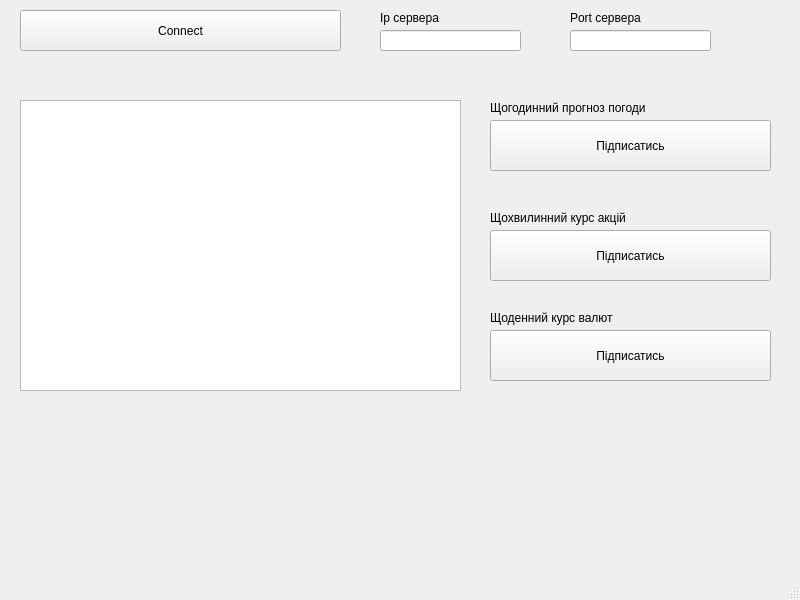
The window that client/client.ui (Chrustalov/BroadcastApp) describes before a commit, drawn with Qt 5.
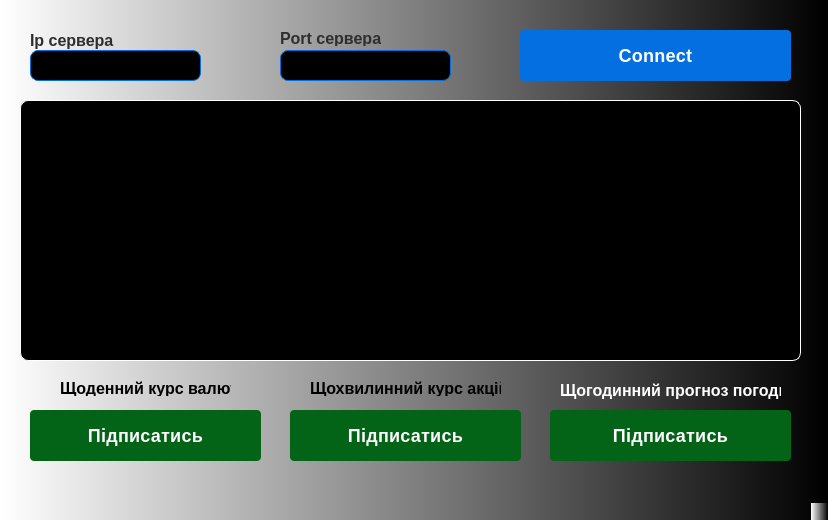
The same window after the commit.

Commit message: fix server and client, add design for client

Patch:
```diff
--- a/client/client.ui
+++ b/client/client.ui
@@ -6,23 +6,42 @@
    <rect>
     <x>0</x>
     <y>0</y>
-    <width>800</width>
-    <height>600</height>
+    <width>828</width>
+    <height>520</height>
    </rect>
   </property>
   <property name="windowTitle">
    <string>client</string>
   </property>
+  <property name="styleSheet">
+   <string notr="true">background: qlineargradient(spread:pad, x1:0, y1:0, x2:1, y2:0, stop:0 rgba(255, 255, 255, 255), stop:1 rgba(0, 0, 0, 255));
+</string>
+  </property>
   <widget class="QWidget" name="centralwidget">
    <widget class="QPushButton" name="connectServer">
     <property name="geometry">
      <rect>
-      <x>20</x>
-      <y>10</y>
-      <width>321</width>
-      <height>41</height>
+      <x>520</x>
+      <y>30</y>
+      <width>271</width>
+      <height>51</height>
      </rect>
     </property>
+    <property name="cursor">
+     <cursorShape>PointingHandCursor</cursorShape>
+    </property>
+    <property name="styleSheet">
+     <string notr="true">padding: 12px 24px;
+font-weight: 500;
+font-size: 18px;
+letter-spacing: 0.25px;
+border-radius: 4px;
+border: 0;
+text-decoration: none;
+color: #FFFFFF;
+background: #046FE0;
+</string>
+    </property>
     <property name="text">
      <string>Connect</string>
     </property>
@@ -30,12 +49,26 @@
    <widget class="QPushButton" name="pushButton">
     <property name="geometry">
      <rect>
-      <x>490</x>
-      <y>120</y>
-      <width>281</width>
+      <x>550</x>
+      <y>410</y>
+      <width>241</width>
       <height>51</height>
      </rect>
     </property>
+    <property name="cursor">
+     <cursorShape>PointingHandCursor</cursorShape>
+    </property>
+    <property name="styleSheet">
+     <string notr="true">padding: 12px 24px;
+font-weight: 500;
+font-size: 18px;
+letter-spacing: 0.25px;
+border-radius: 4px;
+border: 0;
+text-decoration: none;
+color: #FFFFFF;
+background: #036317;</string>
+    </property>
     <property name="text">
      <string>Підписатись</string>
     </property>
@@ -43,12 +76,26 @@
    <widget class="QPushButton" name="pushButton_2">
     <property name="geometry">
      <rect>
-      <x>490</x>
-      <y>230</y>
-      <width>281</width>
+      <x>290</x>
+      <y>410</y>
+      <width>231</width>
       <height>51</height>
      </rect>
     </property>
+    <property name="cursor">
+     <cursorShape>PointingHandCursor</cursorShape>
+    </property>
+    <property name="styleSheet">
+     <string notr="true">padding: 12px 24px;
+font-weight: 500;
+font-size: 18px;
+letter-spacing: 0.25px;
+border-radius: 4px;
+border: 0;
+text-decoration: none;
+color: #FFFFFF;
+background: #036317;</string>
+    </property>
     <property name="text">
      <string>Підписатись</string>
     </property>
@@ -56,12 +103,26 @@
    <widget class="QPushButton" name="pushButton_3">
     <property name="geometry">
      <rect>
-      <x>490</x>
-      <y>330</y>
-      <width>281</width>
+      <x>30</x>
+      <y>410</y>
+      <width>231</width>
       <height>51</height>
      </rect>
     </property>
+    <property name="cursor">
+     <cursorShape>PointingHandCursor</cursorShape>
+    </property>
+    <property name="styleSheet">
+     <string notr="true">padding: 12px 24px;
+font-weight: 500;
+font-size: 18px;
+letter-spacing: 0.25px;
+border-radius: 4px;
+border: 0;
+text-decoration: none;
+color: #FFFFFF;
+background: #036317;</string>
+    </property>
     <property name="text">
      <string>Підписатись</string>
     </property>
@@ -69,12 +130,18 @@
    <widget class="QLabel" name="label">
     <property name="geometry">
      <rect>
-      <x>490</x>
-      <y>100</y>
-      <width>191</width>
-      <height>16</height>
+      <x>560</x>
+      <y>380</y>
+      <width>221</width>
+      <height>20</height>
      </rect>
     </property>
+    <property name="styleSheet">
+     <string notr="true">font-weight: 500;
+font-size: 16px;
+color: #fff;
+background: transparent;</string>
+    </property>
     <property name="text">
      <string>Щогодинний прогноз погоди</string>
     </property>
@@ -82,12 +149,18 @@
    <widget class="QLabel" name="label_2">
     <property name="geometry">
      <rect>
-      <x>490</x>
-      <y>210</y>
+      <x>310</x>
+      <y>380</y>
       <width>191</width>
       <height>16</height>
      </rect>
     </property>
+    <property name="styleSheet">
+     <string notr="true">font-weight: 500;
+font-size: 16px;
+color: #000;
+background: transparent;</string>
+    </property>
     <property name="text">
      <string>Щохвилинний курс акцій</string>
     </property>
@@ -95,12 +168,18 @@
    <widget class="QLabel" name="label_3">
     <property name="geometry">
      <rect>
-      <x>490</x>
-      <y>310</y>
-      <width>191</width>
+      <x>60</x>
+      <y>380</y>
+      <width>171</width>
       <height>16</height>
      </rect>
     </property>
+    <property name="styleSheet">
+     <string notr="true">font-weight: 500;
+font-size: 16px;
+color: #000;
+background: transparent;</string>
+    </property>
     <property name="text">
      <string>Щоденний курс валют</string>
     </property>
@@ -108,22 +187,42 @@
    <widget class="QLineEdit" name="ip_input">
     <property name="geometry">
      <rect>
-      <x>380</x>
-      <y>30</y>
-      <width>141</width>
-      <height>21</height>
+      <x>30</x>
+      <y>50</y>
+      <width>171</width>
+      <height>31</height>
      </rect>
     </property>
+    <property name="styleSheet">
+     <string notr="true">border-radius: 8px;
+border: 1px solid #046FE0;
+height: 50px;
+font-weight: 400;
+font-size: 16px;
+line-height: 1.5;
+color: #fff;
+background: #000;
+padding: 0 17px;</string>
+    </property>
+    <property name="text">
+     <string/>
+    </property>
    </widget>
    <widget class="QLabel" name="ip_label">
     <property name="geometry">
      <rect>
-      <x>380</x>
-      <y>10</y>
-      <width>71</width>
-      <height>16</height>
+      <x>30</x>
+      <y>30</y>
+      <width>111</width>
+      <height>20</height>
      </rect>
     </property>
+    <property name="styleSheet">
+     <string notr="true">font-weight: 500;
+font-size: 16px;
+color: #2e2e2e;
+background: transparent;</string>
+    </property>
     <property name="text">
      <string>Ip сервера</string>
     </property>
@@ -131,12 +230,18 @@
    <widget class="QLabel" name="port_label">
     <property name="geometry">
      <rect>
-      <x>570</x>
-      <y>10</y>
-      <width>81</width>
+      <x>280</x>
+      <y>30</y>
+      <width>101</width>
       <height>16</height>
      </rect>
     </property>
+    <property name="styleSheet">
+     <string notr="true">font-weight: 500;
+font-size: 16px;
+color: #2e2e2e;
+background: transparent;</string>
+    </property>
     <property name="text">
      <string>Port сервера</string>
     </property>
@@ -144,22 +249,48 @@
    <widget class="QLineEdit" name="port_input">
     <property name="geometry">
      <rect>
-      <x>570</x>
-      <y>30</y>
-      <width>141</width>
-      <height>21</height>
+      <x>280</x>
+      <y>50</y>
+      <width>171</width>
+      <height>31</height>
      </rect>
     </property>
+    <property name="styleSheet">
+     <string notr="true">border-radius: 8px;
+border: 1px solid #046FE0;
+height: 50px;
+font-weight: 400;
+font-size: 16px;
+line-height: 1.5;
+color: #fff;
+background: #000;
+padding: 0 17px;</string>
+    </property>
    </widget>
    <widget class="QTextBrowser" name="textBrowser">
     <property name="geometry">
      <rect>
       <x>20</x>
       <y>100</y>
-      <width>441</width>
-      <height>291</height>
+      <width>781</width>
+      <height>261</height>
      </rect>
     </property>
+    <property name="styleSheet">
+     <string notr="true">border-radius: 8px;
+border: 1px solid #fff;
+background: #000;</string>
+    </property>
+    <property name="html">
+     <string>&lt;!DOCTYPE HTML PUBLIC &quot;-//W3C//DTD HTML 4.0//EN&quot; &quot;http://www.w3.org/TR/REC-html40/strict.dtd&quot;&gt;
+&lt;html&gt;&lt;head&gt;&lt;meta name=&quot;qrichtext&quot; content=&quot;1&quot; /&gt;&lt;meta charset=&quot;utf-8&quot; /&gt;&lt;style type=&quot;text/css&quot;&gt;
+p, li { white-space: pre-wrap; }
+hr { height: 1px; border-width: 0; }
+li.unchecked::marker { content: &quot;\2610&quot;; }
+li.checked::marker { content: &quot;\2612&quot;; }
+&lt;/style&gt;&lt;/head&gt;&lt;body style=&quot; font-family:'.AppleSystemUIFont'; font-size:13pt; font-weight:400; font-style:normal;&quot;&gt;
+&lt;p style=&quot;-qt-paragraph-type:empty; margin-top:0px; margin-bottom:0px; margin-left:0px; margin-right:0px; -qt-block-indent:0; text-indent:0px;&quot;&gt;&lt;br /&gt;&lt;/p&gt;&lt;/body&gt;&lt;/html&gt;</string>
+    </property>
    </widget>
   </widget>
   <widget class="QMenuBar" name="menubar">
```
Left out of the diff: 2 changed lines with no effect on the pictures. The commit also changes 9 other files.
